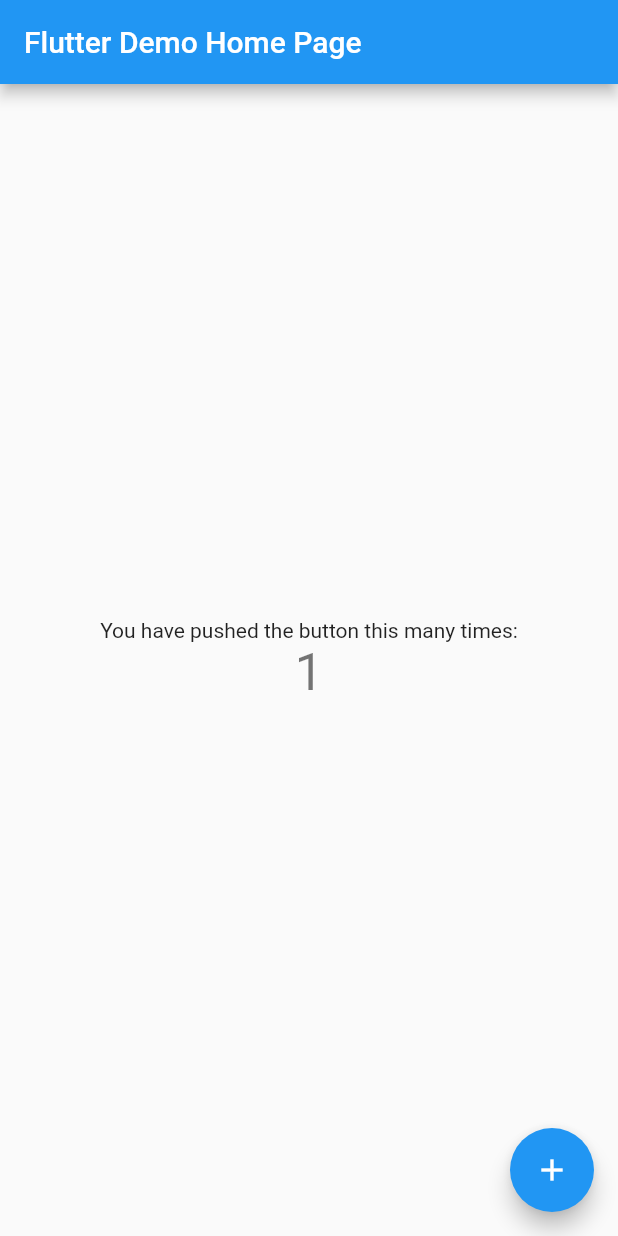
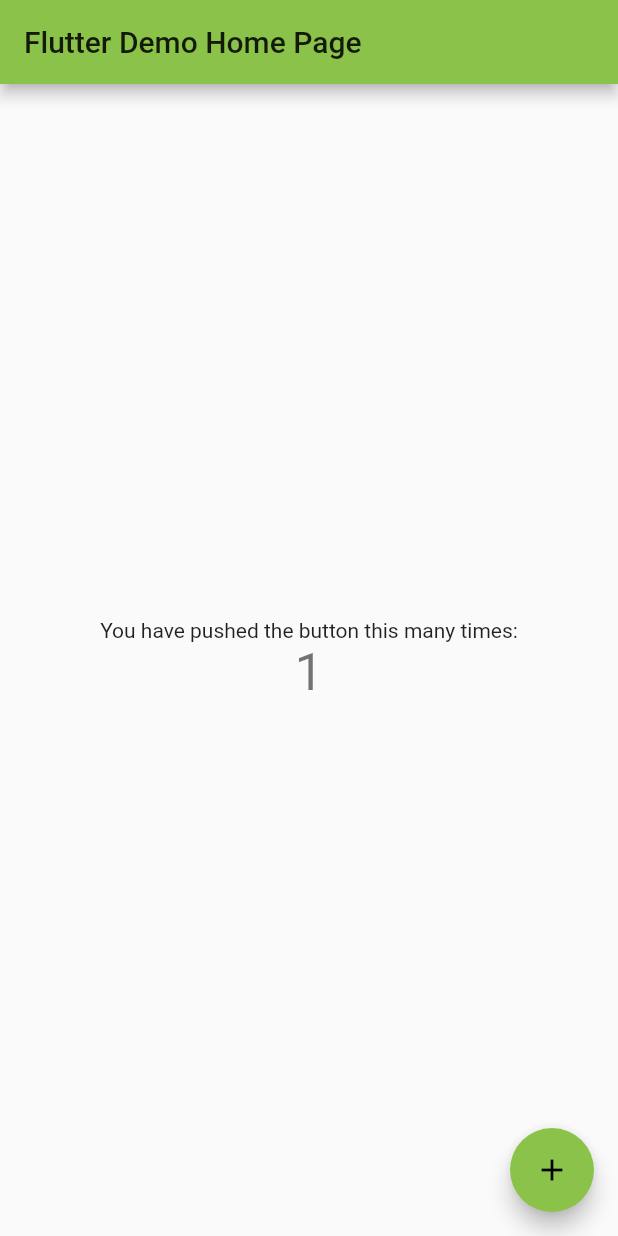
Before and after one commit to xiezilzp/study_fluuter, a Flutter app: the MyHomePage screen opened directly, after a tap on the "add" icon, on a phone screen of 412 x 824 dp. Run offline on Flutter 3.47's test engine with Material 2 defaults, Android fonts, the phone set to English and light mode, and no system bars.

Commit message:
second commit

```diff
--- a/bookworm/lib/main.dart
+++ b/bookworm/lib/main.dart
@@ -1,111 +1,22 @@
 import 'package:flutter/material.dart';
+import 'package:bookworm/widget/bw_widget_bottom_navigation.dart';
 
 void main() => runApp(MyApp());
 
+/**
+ * 入口
+ */
 class MyApp extends StatelessWidget {
   // This widget is the root of your application.
   @override
   Widget build(BuildContext context) {
     return MaterialApp(
-      title: 'Flutter Demo',
+      title: '书虫',
       theme: ThemeData(
-        // This is the theme of your application.
-        //
-        // Try running your application with "flutter run". You'll see the
-        // application has a blue toolbar. Then, without quitting the app, try
-        // changing the primarySwatch below to Colors.green and then invoke
-        // "hot reload" (press "r" in the console where you ran "flutter run",
-        // or simply save your changes to "hot reload" in a Flutter IDE).
-        // Notice that the counter didn't reset back to zero; the application
-        // is not restarted.
-        primarySwatch: Colors.blue,
-      ),
-      home: MyHomePage(title: 'Flutter Demo Home Page'),
+          primarySwatch: Colors.lightGreen,
+          highlightColor: Colors.white54,
+          splashColor: Colors.white70),
+      home: BWBottomNavigation(),
     );
   }
 }
-
-class MyHomePage extends StatefulWidget {
-  MyHomePage({Key key, this.title}) : super(key: key);
-
-  // This widget is the home page of your application. It is stateful, meaning
-  // that it has a State object (defined below) that contains fields that affect
-  // how it looks.
-
-  // This class is the configuration for the state. It holds the values (in this
-  // case the title) provided by the parent (in this case the App widget) and
-  // used by the build method of the State. Fields in a Widget subclass are
-  // always marked "final".
-
-  final String title;
-
-  @override
-  _MyHomePageState createState() => _MyHomePageState();
-}
-
-class _MyHomePageState extends State<MyHomePage> {
-  int _counter = 0;
-
-  void _incrementCounter() {
-    setState(() {
-      // This call to setState tells the Flutter framework that something has
-      // changed in this State, which causes it to rerun the build method below
-      // so that the display can reflect the updated values. If we changed
-      // _counter without calling setState(), then the build method would not be
-      // called again, and so nothing would appear to happen.
-      _counter++;
-    });
-  }
-
-  @override
-  Widget build(BuildContext context) {
-    // This method is rerun every time setState is called, for instance as done
-    // by the _incrementCounter method above.
-    //
-    // The Flutter framework has been optimized to make rerunning build methods
-    // fast, so that you can just rebuild anything that needs updating rather
-    // than having to individually change instances of widgets.
-    return Scaffold(
-      appBar: AppBar(
-        // Here we take the value from the MyHomePage object that was created by
-        // the App.build method, and use it to set our appbar title.
-        title: Text(widget.title),
-      ),
-      body: Center(
-        // Center is a layout widget. It takes a single child and positions it
-        // in the middle of the parent.
-        child: Column(
-          // Column is also layout widget. It takes a list of children and
-          // arranges them vertically. By default, it sizes itself to fit its
-          // children horizontally, and tries to be as tall as its parent.
-          //
-          // Invoke "debug painting" (press "p" in the console, choose the
-          // "Toggle Debug Paint" action from the Flutter Inspector in Android
-          // Studio, or the "Toggle Debug Paint" command in Visual Studio Code)
-          // to see the wireframe for each widget.
-          //
-          // Column has various properties to control how it sizes itself and
-          // how it positions its children. Here we use mainAxisAlignment to
-          // center the children vertically; the main axis here is the vertical
-          // axis because Columns are vertical (the cross axis would be
-          // horizontal).
-          mainAxisAlignment: MainAxisAlignment.center,
-          children: <Widget>[
-            Text(
-              'You have pushed the button this many times:',
-            ),
-            Text(
-              '$_counter',
-              style: Theme.of(context).textTheme.display1,
-            ),
-          ],
-        ),
-      ),
-      floatingActionButton: FloatingActionButton(
-        onPressed: _incrementCounter,
-        tooltip: 'Increment',
-        child: Icon(Icons.add),
-      ), // This trailing comma makes auto-formatting nicer for build methods.
-    );
-  }
-}
```
